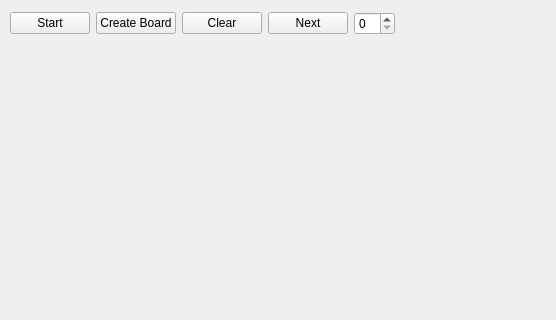
roosaaR/GameOfLife, file GameOfLife/mainwindow.ui: the form before one commit; both pictures show x 0 to 556 and y 0 to 320 of the 556 by 565 pixel window.
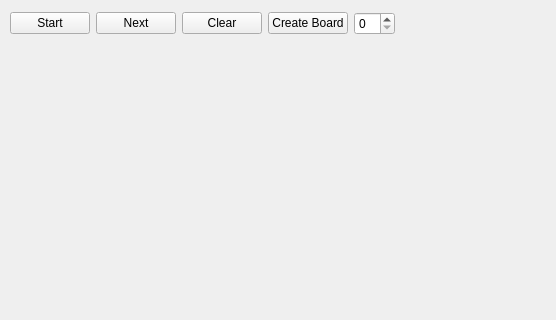
The form after the commit.

Commit message: fixed pushbutton's functions

Diff of the .ui file:
```diff
--- a/GameOfLife/mainwindow.ui
+++ b/GameOfLife/mainwindow.ui
@@ -38,7 +38,7 @@
      </property>
     </layout>
    </widget>
-   <widget class="QWidget" name="">
+   <widget class="QWidget" name="layoutWidget">
     <property name="geometry">
      <rect>
       <x>10</x>
@@ -55,20 +55,6 @@
        </property>
       </widget>
      </item>
-     <item>
-      <widget class="QPushButton" name="createBoard">
-       <property name="text">
-        <string>Create Board</string>
-       </property>
-      </widget>
-     </item>
-     <item>
-      <widget class="QPushButton" name="ClearButton">
-       <property name="text">
-        <string>Clear</string>
-       </property>
-      </widget>
-     </item>
      <item>
       <widget class="QPushButton" name="NextButton">
        <property name="text">
@@ -76,6 +62,20 @@
        </property>
       </widget>
      </item>
+     <item>
+      <widget class="QPushButton" name="ClearButton">
+       <property name="text">
+        <string>Clear</string>
+       </property>
+      </widget>
+     </item>
+     <item>
+      <widget class="QPushButton" name="createBoard">
+       <property name="text">
+        <string>Create Board</string>
+       </property>
+      </widget>
+     </item>
      <item>
       <widget class="QSpinBox" name="boardDimension"/>
      </item>
```
The commit also changes 2 other files.
